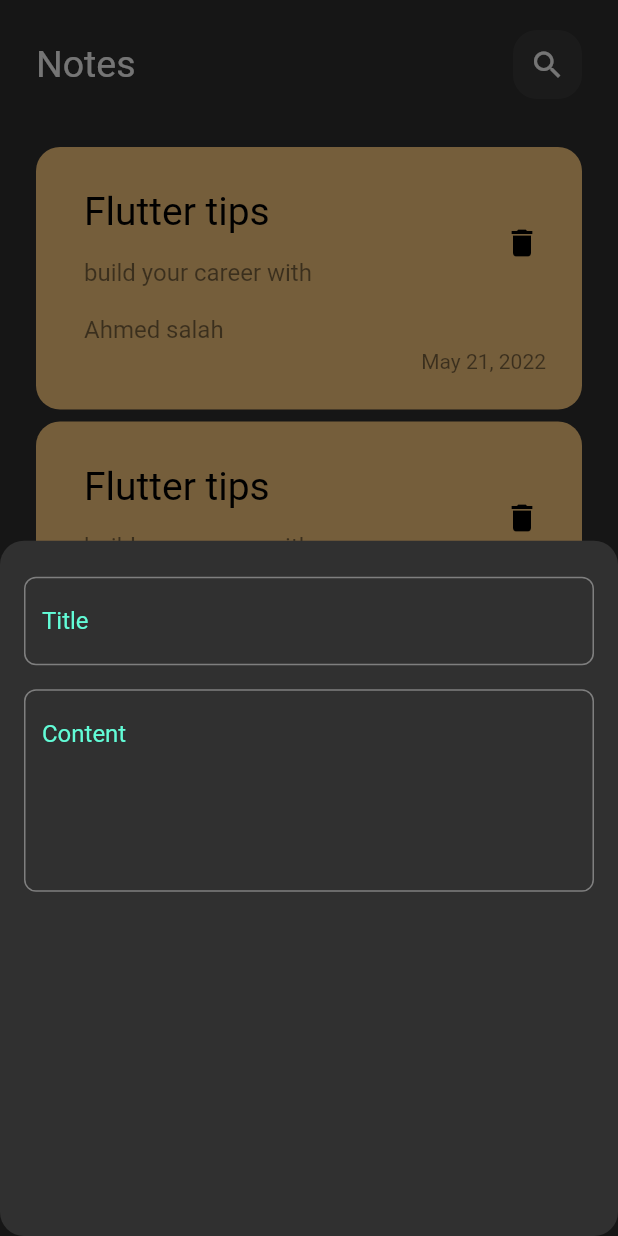
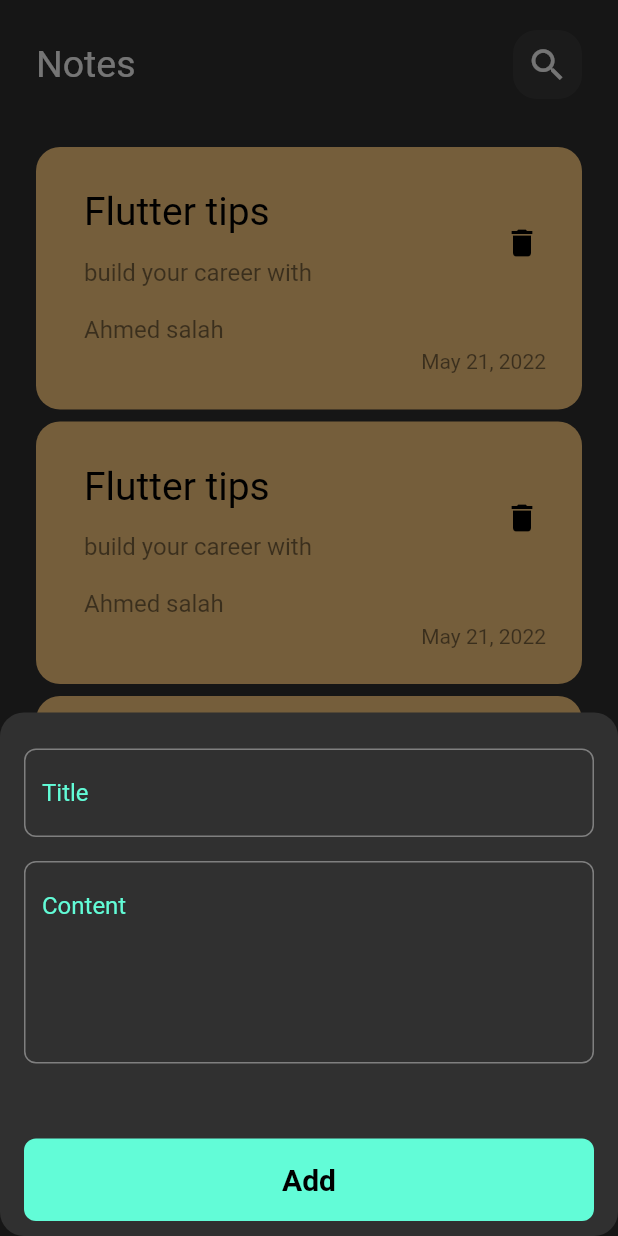
Before and after one commit to ahmedaboslah/notes-app, a Flutter app: the screen it shows after launch, after a tap on the "add" icon, on a phone screen of 412 x 824 dp. Run offline on Flutter 3.47's test engine with Material 2 defaults, Android fonts, the phone set to English and light mode, and no system bars; missing offline and left inert: dart:html; Roboto replaces fonts that are missing (assets/fonts/Poppins-Regular.ttf).

```diff
--- a/lib/widgets/Addnotebottomsheet.dart
+++ b/lib/widgets/Addnotebottomsheet.dart
@@ -1,5 +1,8 @@
 import 'package:flutter/material.dart';
+import 'package:notes_app/constants.dart';
 import 'package:notes_app/widgets/CustomTextField.dart';
+
+import 'CustomButtom.dart';
 
 class AddNoteBottomSheet extends StatelessWidget {
   const AddNoteBottomSheet({super.key});
@@ -7,13 +10,30 @@ class AddNoteBottomSheet extends StatelessWidget {
   @override
   Widget build(BuildContext context) {
     return Padding(
-      padding: const EdgeInsets.symmetric(horizontal: 16),
-      child: Column(children: [
-        SizedBox(height: 24,),
-        CustomTextField(Text: 'Title',),
-        SizedBox(height: 16,),
-        CustomTextField(Text: 'Content',maxlines: 5,)
-      ],),
+      padding: const EdgeInsets.only(left: 16,right: 16,bottom: 10),
+      child: SingleChildScrollView(
+        child: Column(
+          children: [
+            SizedBox(
+              height: 24,
+            ),
+            CustomTextField(
+              Text: 'Title',
+            ),
+            SizedBox(
+              height: 16,
+            ),
+            CustomTextField(
+              Text: 'Content',
+              maxlines: 5,
+            ),
+           SizedBox(
+              height: 50,
+            ),
+            CustomBttom()
+          ],
+        ),
+      ),
     );
   }
 }
--- /dev/null
+++ b/lib/widgets/CustomButtom.dart
@@ -0,0 +1,27 @@
+import 'package:flutter/material.dart';
+
+import '../constants.dart';
+
+class CustomBttom extends StatelessWidget {
+  const CustomBttom({super.key});
+
+  @override
+  Widget build(BuildContext context) {
+    return Container(
+      width: MediaQuery.of(context).size.width,
+      height: 55,
+      decoration: BoxDecoration(
+          color: KPrimaryColor, borderRadius: BorderRadius.circular(8)),
+      child: const Center(
+        child: Text(
+          'Add',
+          style: TextStyle(
+            color: Colors.black,
+            fontSize: 20,
+            fontWeight: FontWeight.bold
+          ),
+        ),
+      ),
+    );
+  }
+}
--- a/lib/widgets/customNoteItem.dart
+++ b/lib/widgets/customNoteItem.dart
@@ -1,12 +1,19 @@
 
 import 'package:flutter/material.dart';
+import 'package:notes_app/views/edit_note_view.dart';
 
 class noteItem extends StatelessWidget {
   const noteItem({super.key});
 
   @override
   Widget build(BuildContext context) {
-    return Container(
+    return GestureDetector(
+      onTap: (){
+        Navigator.push(context, MaterialPageRoute(builder: (context){
+          return const EditNoteView();
+        }));
+      },
+      child: Container(
 
         padding:const EdgeInsets.only(top: 24,bottom: 24,left: 16),
         decoration: BoxDecoration(
@@ -54,6 +61,7 @@ class noteItem extends StatelessWidget {
             ),
           ),
         ]),
+      ),
     );
   }
 }
--- a/lib/widgets/customappbar.dart
+++ b/lib/widgets/customappbar.dart
@@ -3,21 +3,22 @@ import 'package:flutter/material.dart';
 import 'customeicons.dart';
 
 class CustomAppBar extends StatelessWidget {
-  const CustomAppBar({super.key});
-
+const CustomAppBar({required this.Title,required this.icon});
+  final String Title;
+  final IconData icon;
   @override
   Widget build(BuildContext context) {
     return Row(
       mainAxisAlignment: MainAxisAlignment.spaceBetween,
       children: [
         Text(
-          'Notes',
+          Title,
           style: TextStyle(
             color: Colors.white,
             fontSize: 25,
           ),
         ),
-        CustomSearchIcon()
+        CustomSearchIcon(icon: icon)
       ],
     );
   }
--- a/lib/widgets/customeicons.dart
+++ b/lib/widgets/customeicons.dart
@@ -2,8 +2,8 @@
 import 'package:flutter/material.dart';
 
 class CustomSearchIcon extends StatelessWidget {
-  const CustomSearchIcon({super.key});
-
+  const CustomSearchIcon({required this.icon});
+ final IconData icon;
   @override
   Widget build(BuildContext context) {
     return Container(
@@ -15,9 +15,11 @@ class CustomSearchIcon extends StatelessWidget {
         borderRadius: BorderRadius.circular(16),
 
       ),
-      child:const Center(
-        child: Icon(Icons.search),
-        )
+      child: IconButton(onPressed: () {
+
+      },
+      icon: Icon(icon,size: 28,),
+      ),
       )
     ;
   }
--- a/lib/widgets/notesviewbody.dart
+++ b/lib/widgets/notesviewbody.dart
@@ -18,7 +18,7 @@ class notesViewBody extends StatelessWidget {
           SizedBox(
             height: 20,
           ),
-          CustomAppBar(),
+          CustomAppBar(icon: Icons.search,Title: 'Notes',),
           SizedBox(height: 20,),
           Expanded(
             child:  NotesListview(),
```
Also changed, not shown: lib/Model/Note_model.dart (added, +12 -0 lines), lib/views/edit_note_view.dart (added, +15 -0 lines), lib/views/edit_view_body.dart (added, +25 -0 lines). Lines whose indentation alone changed are shown as unchanged.
